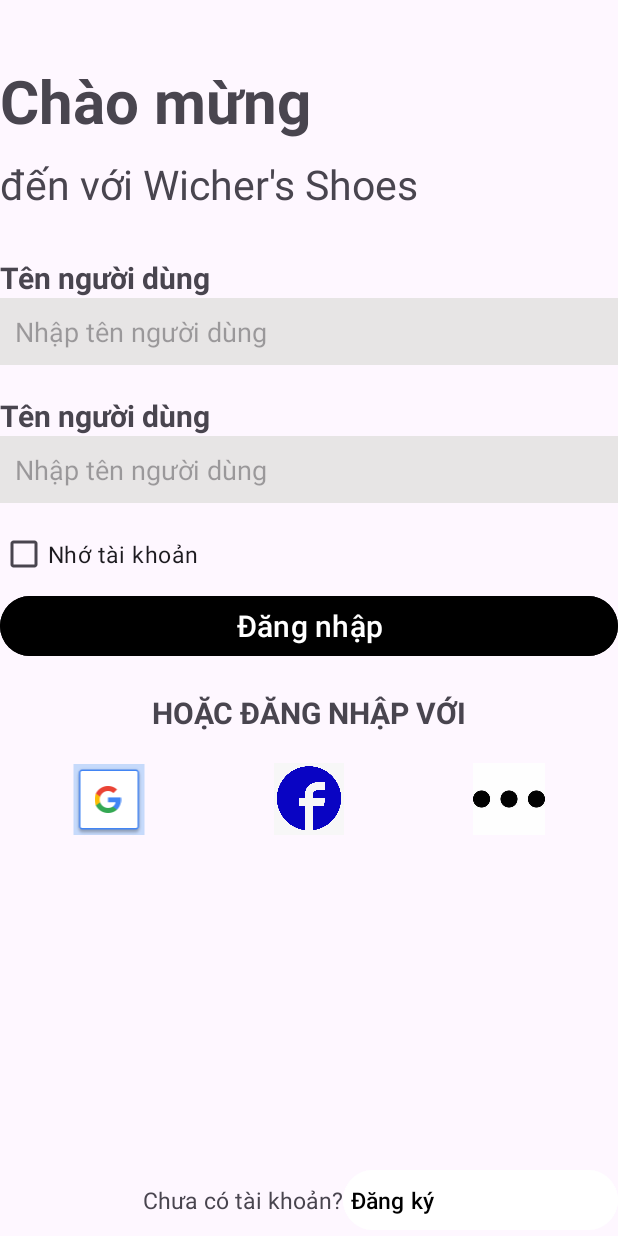
After one commit to NguyenThanhDat1579/Witcher-sShoes, an Android app: the DangNhap screen opened directly, with no data from a screen before it, on a phone screen of 412 x 824 dp. The commit adds this screen. Run offline under Robolectric (Android 15) with nearby library versions, the phone set to English and light mode, and no system bars.

Commit message:
giao dien dang ky, dang nhap

```diff
--- a/app/src/main/AndroidManifest.xml
+++ b/app/src/main/AndroidManifest.xml
@@ -13,7 +13,13 @@
         android:theme="@style/Theme.WitchersShoes"
         tools:targetApi="31">
         <activity
+            android:name=".DangNhap"
+            android:exported="false" />
+        <activity
             android:name=".MainActivity"
+            android:exported="false" />
+        <activity
+            android:name=".DangKy"
             android:exported="true">
             <intent-filter>
                 <action android:name="android.intent.action.MAIN" />
--- /dev/null
+++ b/app/src/main/java/com/example/witchersshoes/DangNhap.java
@@ -0,0 +1,24 @@
+package com.example.witchersshoes;
+
+import android.os.Bundle;
+
+import androidx.activity.EdgeToEdge;
+import androidx.appcompat.app.AppCompatActivity;
+import androidx.core.graphics.Insets;
+import androidx.core.view.ViewCompat;
+import androidx.core.view.WindowInsetsCompat;
+
+public class DangNhap extends AppCompatActivity {
+
+    @Override
+    protected void onCreate(Bundle savedInstanceState) {
+        super.onCreate(savedInstanceState);
+        EdgeToEdge.enable(this);
+        setContentView(R.layout.activity_dang_nhap);
+        ViewCompat.setOnApplyWindowInsetsListener(findViewById(R.id.main), (v, insets) -> {
+            Insets systemBars = insets.getInsets(WindowInsetsCompat.Type.systemBars());
+            v.setPadding(systemBars.left, systemBars.top, systemBars.right, systemBars.bottom);
+            return insets;
+        });
+    }
+}
--- /dev/null
+++ b/app/src/main/res/layout/activity_dang_nhap.xml
@@ -0,0 +1,156 @@
+<?xml version="1.0" encoding="utf-8"?>
+<LinearLayout xmlns:android="http://schemas.android.com/apk/res/android"
+    xmlns:app="http://schemas.android.com/apk/res-auto"
+    xmlns:tools="http://schemas.android.com/tools"
+    android:id="@+id/main"
+    android:layout_width="match_parent"
+    android:layout_height="match_parent"
+    android:orientation="vertical"
+    tools:context=".DangNhap">
+
+    <TextView
+        android:id="@+id/textView5"
+        android:layout_width="match_parent"
+        android:layout_height="wrap_content"
+        android:layout_marginTop="40dp"
+        android:layout_marginBottom="10dp"
+        android:textSize="40dp"
+        android:textStyle="bold"
+        android:text="Chào mừng" />
+
+    <TextView
+        android:id="@+id/textView6"
+        android:layout_width="match_parent"
+        android:layout_height="wrap_content"
+        android:textSize="27dp"
+        android:text="đến với Wicher's Shoes" />
+
+    <TextView
+        android:id="@+id/textView7"
+        android:layout_width="match_parent"
+        android:layout_height="wrap_content"
+        android:layout_marginTop="30dp"
+        android:textSize="20dp"
+        android:textStyle="bold"
+        android:text="Tên người dùng" />
+
+    <EditText
+        android:id="@+id/editTextText4"
+        android:layout_width="match_parent"
+        android:layout_height="wrap_content"
+        android:ems="10"
+        android:inputType="text"
+        android:hint="Nhập tên người dùng"
+        android:layout_marginBottom="20dp"
+        android:background="#e7e5e5"
+        android:padding="10dp"
+        android:text="" />
+
+    <TextView
+        android:id="@+id/textView8"
+        android:layout_width="match_parent"
+        android:layout_height="wrap_content"
+        android:textSize="20dp"
+        android:textStyle="bold"
+        android:text="Tên người dùng"  />
+
+    <EditText
+        android:id="@+id/editTextText5"
+        android:layout_width="match_parent"
+        android:layout_height="wrap_content"
+        android:ems="10"
+        android:inputType="text"
+        android:hint="Nhập tên người dùng"
+        android:layout_marginBottom="10dp"
+        android:background="#e7e5e5"
+        android:padding="10dp"
+        android:text="" />
+
+    <CheckBox
+        android:id="@+id/checkBox"
+        android:layout_width="match_parent"
+        android:layout_height="wrap_content"
+        android:textSize="15dp"
+        android:text="Nhớ tài khoản" />
+
+    <Button
+        android:id="@+id/button2"
+        android:layout_width="match_parent"
+        android:layout_height="wrap_content"
+        android:backgroundTint="#000000"
+        android:textSize="20dp"
+        android:text="Đăng nhập"/>
+
+    <TextView
+        android:id="@+id/textView9"
+        android:layout_width="match_parent"
+        android:layout_height="wrap_content"
+        android:textAlignment="center"
+        android:layout_marginTop="20dp"
+        android:layout_marginBottom="20dp"
+        android:textSize="20dp"
+        android:textStyle="bold"
+        android:text="HOẶC ĐĂNG NHẬP VỚI" />
+
+
+
+    <LinearLayout
+        android:layout_width="match_parent"
+        android:layout_height="wrap_content"
+        android:orientation="horizontal">
+
+        <ImageView
+            android:id="@+id/imageView2"
+            android:layout_width="wrap_content"
+            android:layout_height="wrap_content"
+            android:layout_weight="1"
+            app:srcCompat="@drawable/common_google_signin_btn_icon_dark_focused" />
+
+        <ImageView
+            android:id="@+id/imageView7"
+            android:layout_width="24dp"
+            android:layout_height="48dp"
+            android:layout_weight="1"
+            app:srcCompat="@drawable/_2_223188_facebook_icon_red_png_png_download_green_facebook" />
+        <ImageView
+            android:id="@+id/imageView8"
+            android:layout_width="48dp"
+            android:layout_height="48dp"
+            android:layout_weight="1"
+            app:srcCompat="@drawable/oip" />
+
+
+    </LinearLayout>
+    <View
+        android:layout_width="match_parent"
+        android:layout_height="0dp"
+        android:layout_weight="1" />
+
+    <LinearLayout
+        android:layout_width="match_parent"
+        android:layout_height="wrap_content"
+        android:orientation="horizontal">
+
+        <TextView
+            android:id="@+id/textView10"
+            android:layout_width="wrap_content"
+            android:layout_height="wrap_content"
+            android:layout_weight="1"
+            android:textAlignment="textEnd"
+            android:textSize="15dp"
+            android:text="Chưa có tài khoản?" />
+
+        <Button
+            android:id="@+id/button3"
+            android:layout_width="wrap_content"
+            android:layout_height="wrap_content"
+            android:layout_weight="1"
+            android:backgroundTint="#ffffff"
+            android:padding="5dp"
+            android:textColor="#000000"
+            android:textSize="15dp"
+            android:textAlignment="textStart"
+            android:text="Đăng ký" />
+    </LinearLayout>
+
+</LinearLayout>
```
Also changed, not shown: app/src/main/java/com/example/witchersshoes/DangKy.java (added, +24 -0 lines), app/src/main/java/com/example/witchersshoes/MainActivity.java (+42 -45 lines), app/src/main/res/layout/activity_dang_ky.xml (added, +91 -0 lines), app/src/main/res/drawable-small/_2_223188_facebook_icon_red_png_png_download_green_facebook.png (added), app/src/main/res/drawable/_2_223188_facebook_icon_red_png_png_download_green_facebook.png (added), app/src/main/res/drawable/oip.jpg (added), 1 other file.
